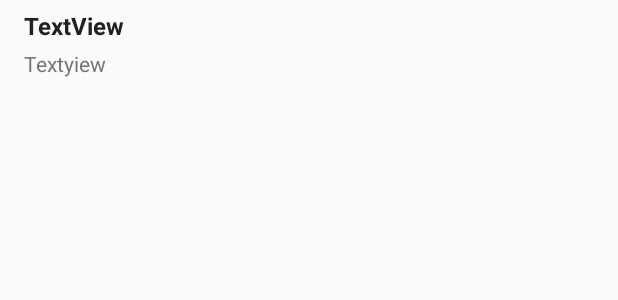
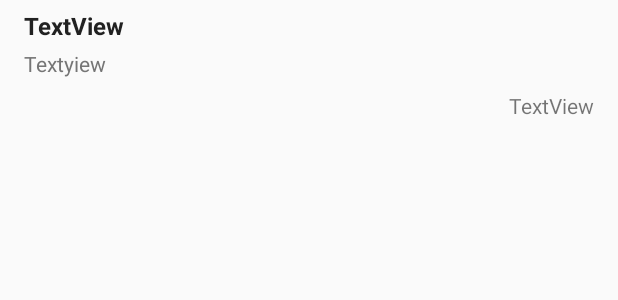
Before and after one commit to birhaneTinsae/Journal-app, an Android app: the layout item_journal.xml on its own in the app's theme, with its tools: preview values and no code run, on a phone screen of 412 x 824 dp. Shown: the top 300 px of the screen. Run offline under Robolectric (Android 15) with nearby library versions, the phone set to English and light mode, and no system bars.

```diff
--- a/app/build.gradle
+++ b/app/build.gradle
@@ -29,6 +29,7 @@ dependencies {
     implementation 'com.google.firebase:firebase-auth:16.0.2'
     // FirebaseUI for Firebase Auth
     implementation 'com.firebaseui:firebase-ui-auth:4.1.0'
+    implementation 'com.firebaseui:firebase-ui-database:4.1.0'
     annotationProcessor "android.arch.persistence.room:compiler:$room_version"
     implementation 'com.android.support:appcompat-v7:27.1.1'
     implementation 'com.android.support.constraint:constraint-layout:1.1.2'
--- a/app/src/main/res/drawable/ic_add_black_24dp.xml
+++ b/app/src/main/res/drawable/ic_add_black_24dp.xml
@@ -4,6 +4,6 @@
         android:viewportWidth="24.0"
         android:viewportHeight="24.0">
     <path
-        android:fillColor="#FF000000"
+        android:fillColor="#FFF"
         android:pathData="M19,13h-6v6h-2v-6H5v-2h6V5h2v6h6v2z"/>
 </vector>
--- a/app/src/main/res/drawable/ic_check_black_24dp.xml
+++ b/app/src/main/res/drawable/ic_check_black_24dp.xml
@@ -4,6 +4,6 @@
         android:viewportWidth="24.0"
         android:viewportHeight="24.0">
     <path
-        android:fillColor="#FF000000"
+        android:fillColor="#FFF"
         android:pathData="M9,16.17L4.83,12l-1.42,1.41L9,19 21,7l-1.41,-1.41z"/>
 </vector>
--- a/app/src/main/res/layout/activity_add_new.xml
+++ b/app/src/main/res/layout/activity_add_new.xml
@@ -18,8 +18,8 @@
         android:layout_marginStart="8dp"
         android:layout_marginTop="8dp"
         android:ems="10"
+        android:hint="Title"
         android:inputType="text"
-        android:text="Title"
         app:layout_constraintBottom_toTopOf="@+id/edit_text_content"
         app:layout_constraintEnd_toEndOf="parent"
         app:layout_constraintStart_toStartOf="parent"
@@ -37,6 +37,7 @@
         android:layout_marginStart="8dp"
         android:layout_marginTop="16dp"
         android:ems="10"
+        android:gravity="top"
         android:inputType="textMultiLine"
         app:layout_constraintBottom_toTopOf="@+id/fab_save_journal"
         app:layout_constraintEnd_toEndOf="parent"
--- a/app/src/main/res/layout/item_journal.xml
+++ b/app/src/main/res/layout/item_journal.xml
@@ -1,6 +1,7 @@
 <?xml version="1.0" encoding="utf-8"?>
 <android.support.constraint.ConstraintLayout xmlns:android="http://schemas.android.com/apk/res/android"
     xmlns:app="http://schemas.android.com/apk/res-auto"
+    xmlns:tools="http://schemas.android.com/tools"
     android:layout_width="match_parent"
     android:layout_height="@dimen/item_entry_height">
 
@@ -68,5 +69,22 @@
         android:orientation="horizontal"
         app:layout_constraintGuide_begin="48dp" />
 
+    <TextView
+        android:id="@+id/text_view_date"
+        android:layout_width="wrap_content"
+        android:layout_height="wrap_content"
+        android:layout_marginBottom="8dp"
+        android:layout_marginEnd="16dp"
+        android:layout_marginLeft="8dp"
+        android:layout_marginRight="16dp"
+        android:layout_marginStart="8dp"
+        android:layout_marginTop="8dp"
+        android:text="TextView"
+        app:layout_constraintBottom_toBottomOf="parent"
+        app:layout_constraintEnd_toEndOf="parent"
+        app:layout_constraintHorizontal_bias="1.0"
+        app:layout_constraintStart_toEndOf="@+id/guideline_left"
+        app:layout_constraintTop_toBottomOf="@+id/text_view_entry_content" />
+
 
 </android.support.constraint.ConstraintLayout>
```
Also changed, not shown: app/src/main/AndroidManifest.xml (+6 -6 lines), app/src/main/java/birhane/com/journalapp/adapters/JournalAdapter.java (+6 -1 lines), app/src/main/java/birhane/com/journalapp/ui/LoginActivity.java (+13 -2 lines).
